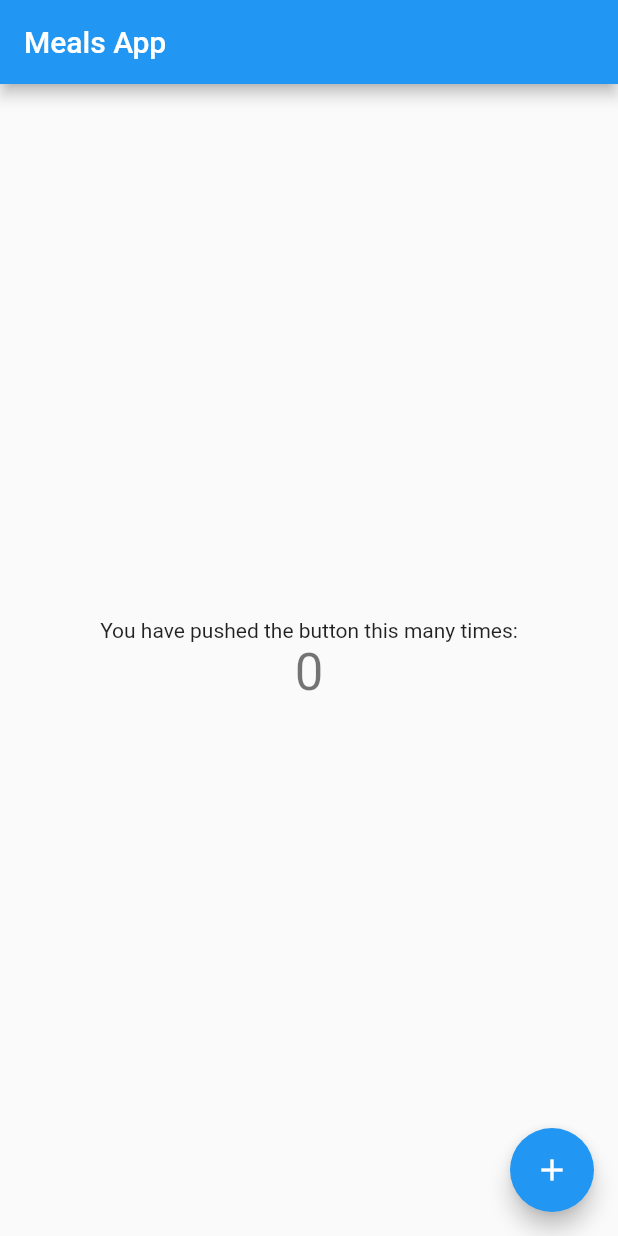
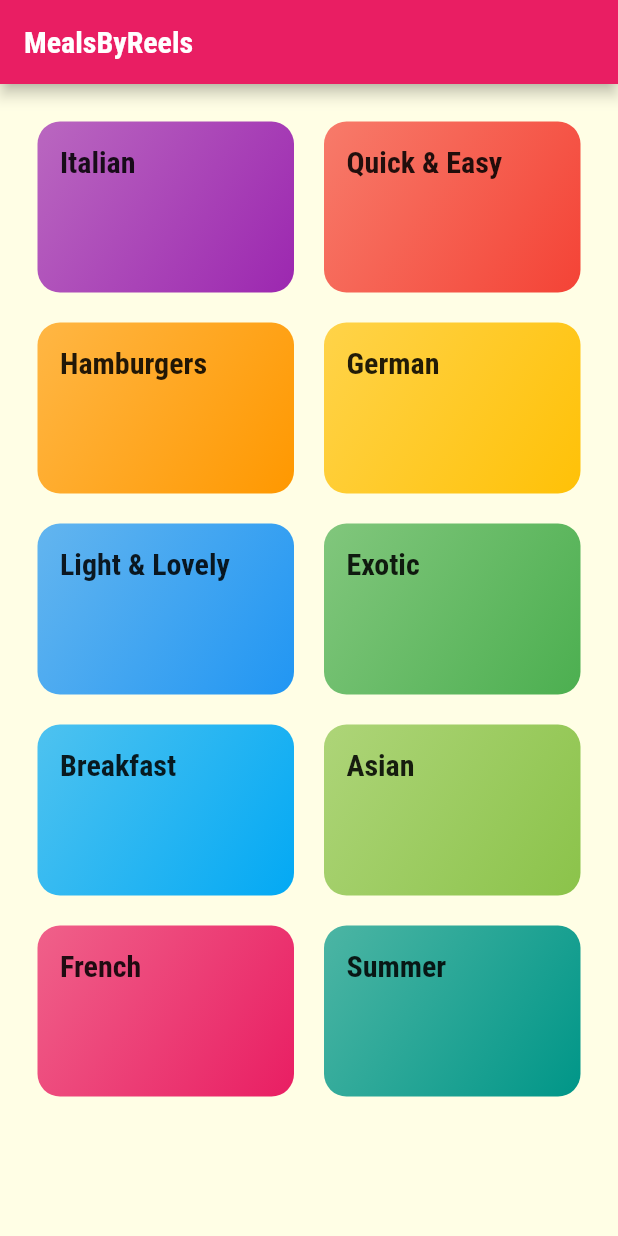
Before and after one commit to javedAJ/Section7-meals-app, a Flutter app: the screen it shows after launch, on a phone screen of 412 x 824 dp. Run offline on Flutter 3.47's test engine with Material 2 defaults, Android fonts, the phone set to English and light mode, and no system bars.

Commit message:
Starting update

```diff
--- /dev/null
+++ b/lib/categories_screen.dart
@@ -0,0 +1,29 @@
+// ignore_for_file: prefer_const_constructors, prefer_const_literals_to_create_immutables
+
+import 'package:flutter/material.dart';
+import 'package:meals_app/category_item.dart';
+import './dummy_data.dart';
+
+class CategoriesScreen extends StatelessWidget {
+  const CategoriesScreen({Key? key}) : super(key: key);
+
+  @override
+  Widget build(BuildContext context) {
+    return Scaffold(
+      appBar: AppBar(
+        title: const Text("MealsByReels"),
+      ),
+      body: GridView(
+        padding: EdgeInsets.all(25),
+        gridDelegate: SliverGridDelegateWithMaxCrossAxisExtent(
+            maxCrossAxisExtent: 200,
+            childAspectRatio: 3 / 2,
+            crossAxisSpacing: 20,
+            mainAxisSpacing: 20),
+        children: DUMMY_CATEGORIES
+            .map((catData) => CategoryItem(catData.title, catData.color))
+            .toList(),
+      ),
+    );
+  }
+}
--- /dev/null
+++ b/lib/category_item.dart
@@ -0,0 +1,30 @@
+import 'package:flutter/material.dart';
+
+class CategoryItem extends StatelessWidget {
+  final String title;
+  final Color color;
+
+  CategoryItem(this.title, this.color);
+
+  @override
+  Widget build(BuildContext context) {
+    return Container(
+      padding: const EdgeInsets.all(15),
+      child: Text(
+        title,
+        style: Theme.of(context).textTheme.headline6,
+      ),
+      decoration: BoxDecoration(
+        gradient: LinearGradient(
+          colors: [
+            color.withOpacity(0.7),
+            color,
+          ],
+          begin: Alignment.topLeft,
+          end: Alignment.bottomRight,
+        ),
+        borderRadius: BorderRadius.circular(15),
+      ),
+    );
+  }
+}
--- /dev/null
+++ b/lib/dummy_data.dart
@@ -0,0 +1,57 @@
+import 'package:flutter/material.dart';
+import './models/category.dart';
+import 'package:flutter/material.dart';
+
+// ignore: unnecessary_const
+const DUMMY_CATEGORIES = const [
+  Category(
+    id: 'c1',
+    title: 'Italian',
+    color: Colors.purple,
+  ),
+  Category(
+    id: 'c2',
+    title: 'Quick & Easy',
+    color: Colors.red,
+  ),
+  Category(
+    id: 'c3',
+    title: 'Hamburgers',
+    color: Colors.orange,
+  ),
+  Category(
+    id: 'c4',
+    title: 'German',
+    color: Colors.amber,
+  ),
+  Category(
+    id: 'c5',
+    title: 'Light & Lovely',
+    color: Colors.blue,
+  ),
+  Category(
+    id: 'c6',
+    title: 'Exotic',
+    color: Colors.green,
+  ),
+  Category(
+    id: 'c7',
+    title: 'Breakfast',
+    color: Colors.lightBlue,
+  ),
+  Category(
+    id: 'c8',
+    title: 'Asian',
+    color: Colors.lightGreen,
+  ),
+  Category(
+    id: 'c9',
+    title: 'French',
+    color: Colors.pink,
+  ),
+  Category(
+    id: 'c10',
+    title: 'Summer',
+    color: Colors.teal,
+  ),
+];
--- a/lib/main.dart
+++ b/lib/main.dart
@@ -1,4 +1,7 @@
+// ignore_for_file: prefer_const_constructors
+
 import 'package:flutter/material.dart';
+import 'package:meals_app/categories_screen.dart';
 
 void main() {
   runApp(const MyApp());
@@ -10,11 +13,25 @@ class MyApp extends StatelessWidget {
   @override
   Widget build(BuildContext context) {
     return MaterialApp(
-      title: 'Flutter Demo',
+      debugShowCheckedModeBanner: false,
+      title: 'Meals App',
       theme: ThemeData(
-        primarySwatch: Colors.blue,
-      ),
-      home: MyHomePage(),
+          primarySwatch: Colors.pink,
+          accentColor: Colors.amber,
+          canvasColor: Color.fromRGBO(255, 254, 229, 1),
+          fontFamily: 'Raleway',
+          textTheme: ThemeData.light().textTheme.copyWith(
+                bodyText1: TextStyle(
+                  color: Color.fromRGBO(20, 51, 51, 1),
+                ),
+                bodyText2: TextStyle(color: Color.fromRGBO(20, 51, 51, 1)),
+                headline6: TextStyle(
+                  fontSize: 20,
+                  fontFamily: 'RobotoCondensed',
+                  fontWeight: FontWeight.bold,
+                ),
+              )),
+      home: CategoriesScreen(),
     );
   }
 }
@@ -25,39 +42,15 @@ class MyHomePage extends StatefulWidget {
 }
 
 class _MyHomePageState extends State<MyHomePage> {
-  int _counter = 0;
-
-  void _incrementCounter() {
-    setState(() {
-      _counter++;
-    });
-  }
-
   @override
   Widget build(BuildContext context) {
     return Scaffold(
-      appBar: AppBar(
-        title: Text("Meals App"),
-      ),
-      body: Center(
-        child: Column(
-          mainAxisAlignment: MainAxisAlignment.center,
-          children: <Widget>[
-            const Text(
-              'You have pushed the button this many times:',
-            ),
-            Text(
-              '$_counter',
-              style: Theme.of(context).textTheme.headline4,
-            ),
-          ],
+        appBar: AppBar(
+          title: Text("Meals App"),
         ),
-      ),
-      floatingActionButton: FloatingActionButton(
-        onPressed: _incrementCounter,
-        tooltip: 'Increment',
-        child: const Icon(Icons.add),
-      ), // This trailing comma makes auto-formatting nicer for build methods.
-    );
+        // ignore: prefer_const_constructors
+        body: Center(
+          child: Text("Its A Navigation Time!"),
+        ));
   }
 }
--- /dev/null
+++ b/lib/models/category.dart
@@ -0,0 +1,13 @@
+import 'package:flutter/material.dart';
+
+class Category {
+  final String id;
+  final String title;
+  final Color color;
+
+  const Category({
+    required this.id,
+    required this.title,
+    this.color = Colors.orange,
+  });
+}
```
Also changed, not shown: pubspec.yaml (+21 -8 lines), assets/fonts/Raleway-Black.ttf (added), assets/fonts/Raleway-Bold.ttf (added), assets/fonts/Raleway-Regular.ttf (added), assets/fonts/RobotoCondensed-Bold.ttf (added), assets/fonts/RobotoCondensed-Italic.ttf (added), assets/fonts/RobotoCondensed-Light.ttf (added), assets/fonts/RobotoCondensed-Regular.ttf (added), pubspec.lock.
